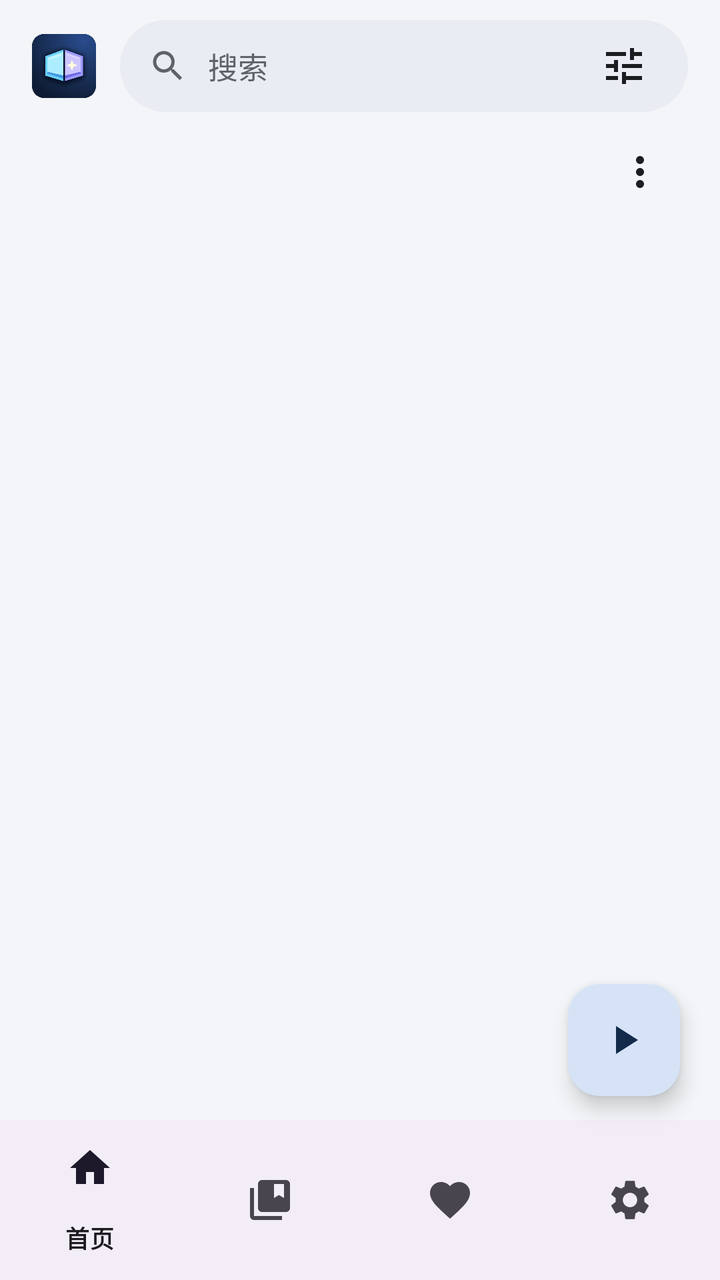
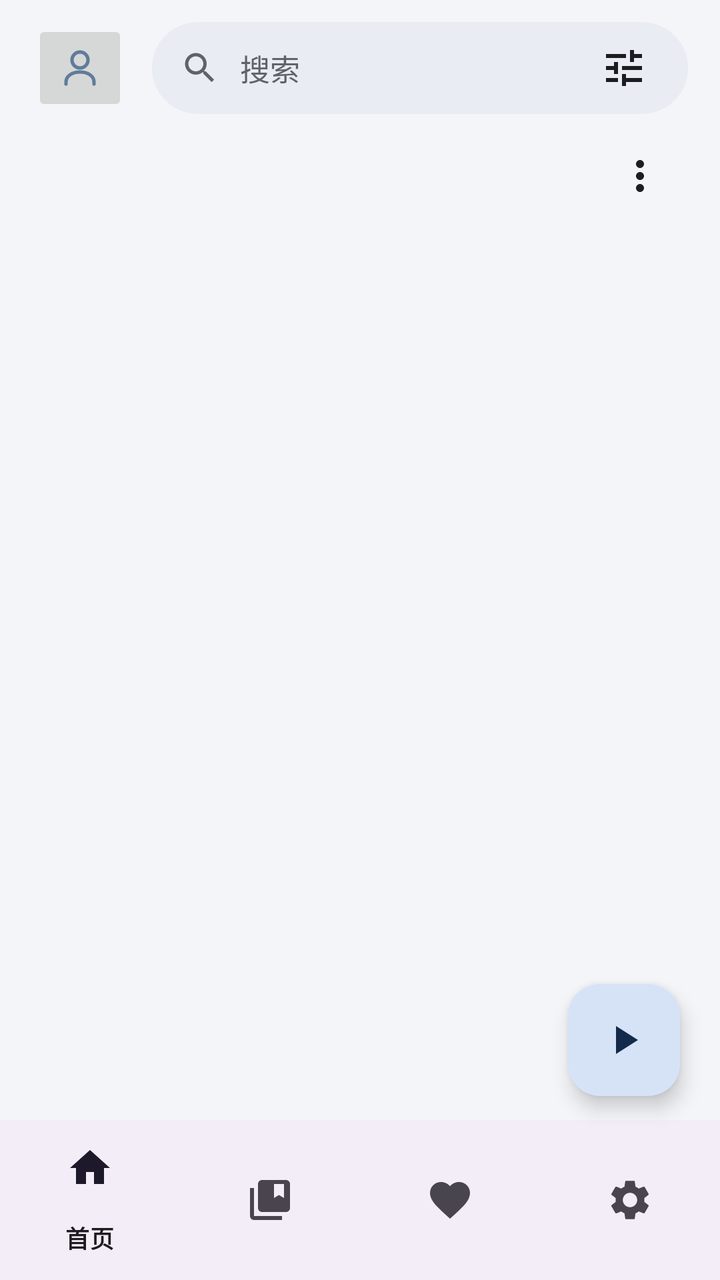

Two renders of the same Android screen: before a commit and after it. Below are the layout's source before the change and the commit's diff.
<!-- AndroidManifest.xml: application theme Theme.ArkReader -->
<!-- res/layout/activity_main.xml -->
<?xml version="1.0" encoding="utf-8"?>
<androidx.coordinatorlayout.widget.CoordinatorLayout xmlns:android="http://schemas.android.com/apk/res/android"
    xmlns:app="http://schemas.android.com/apk/res-auto"
    android:layout_width="match_parent"
    android:layout_height="match_parent"
    android:background="@color/surface_bg"
    android:fitsSystemWindows="true">

    <ImageView
        android:id="@+id/libraryWallpaper"
        android:layout_width="match_parent"
        android:layout_height="match_parent"
        android:importantForAccessibility="no"
        android:scaleType="centerCrop" />

    <LinearLayout
        android:layout_width="match_parent"
        android:layout_height="match_parent"
        android:orientation="vertical">

        <FrameLayout
            android:layout_width="match_parent"
            android:layout_height="0dp"
            android:layout_weight="1">

            <LinearLayout
                android:id="@+id/panelComics"
                android:layout_width="match_parent"
                android:layout_height="match_parent"
                android:orientation="vertical">

                
                <LinearLayout
                    android:layout_width="match_parent"
                    android:layout_height="wrap_content"
                    android:gravity="center_vertical"
                    android:orientation="horizontal"
                    android:paddingHorizontal="16dp"
                    android:paddingTop="10dp"
                    android:paddingBottom="6dp">

                    <ImageView
                        android:layout_width="32dp"
                        android:layout_height="32dp"
                        android:layout_marginEnd="12dp"
                        android:contentDescription="@string/app_name"
                        android:src="@drawable/ic_koma_logo" />

                    <LinearLayout
                        android:layout_width="0dp"
                        android:layout_height="46dp"
                        android:layout_weight="1"
                        android:background="@drawable/bg_search_pill"
                        android:gravity="center_vertical"
                        android:orientation="horizontal"
                        android:paddingHorizontal="14dp">

                        <ImageView
                            android:layout_width="20dp"
                            android:layout_height="20dp"
                            android:src="@drawable/ic_search"
                            app:tint="@color/text_secondary" />

                        <EditText
                            android:id="@+id/etSearch"
                            android:layout_width="0dp"
                            android:layout_height="match_parent"
                            android:layout_marginHorizontal="10dp"
                            android:layout_weight="1"
                            android:background="@null"
                            android:hint="@string/search_hint"
                            android:imeOptions="actionSearch"
                            android:inputType="text"
                            android:maxLines="1"
                            android:textColor="@color/text_primary"
                            android:textColorHint="@color/text_secondary"
                            android:textSize="15sp" />

                        <ImageButton
                            android:id="@+id/btnFilterSort"
                            android:layout_width="36dp"
                            android:layout_height="36dp"
                            android:background="?attr/selectableItemBackgroundBorderless"
                            android:contentDescription="排序与显示"
                            android:src="@drawable/ic_tune"
                            app:tint="@color/text_primary" />
                    </LinearLayout>
                </LinearLayout>

                <LinearLayout
                    android:layout_width="match_parent"
                    android:layout_height="wrap_content"
                    android:gravity="center_vertical"
                    android:orientation="horizontal"
                    android:paddingHorizontal="16dp">
                    <HorizontalScrollView
                        android:id="@+id/chipScroll"
                        android:layout_width="0dp"
                        android:layout_weight="1"
                        android:layout_height="wrap_content"
                        android:scrollbars="none">

                        <com.google.android.material.chip.ChipGroup
                            android:id="@+id/chipGroupHome"
                            android:layout_width="wrap_content"
                            android:layout_height="wrap_content"
                            android:paddingEnd="8dp"
                            app:selectionRequired="true"
                            app:singleLine="true"
                            app:singleSelection="true" />
                    </HorizontalScrollView>

                    <TextView
                        android:id="@+id/tvSectionTitle"
                        android:layout_width="0dp"
                        android:layout_height="wrap_content"
                        android:layout_weight="1"
                        android:ellipsize="end"
                        android:maxLines="1"
                        android:textAppearance="?attr/textAppearanceTitleLarge"
                        android:textColor="@color/text_primary"
                        android:visibility="gone" />

                    <ImageButton
                        android:id="@+id/btnMore"
                        android:layout_width="48dp"
                        android:layout_height="48dp"
                        android:background="?attr/selectableItemBackgroundBorderless"
                        android:contentDescription="更多操作"
                        android:src="@drawable/ic_more_vert"
                        app:tint="@color/text_primary" />
                </LinearLayout>

                <include
                    android:id="@+id/browseControls"
                    layout="@layout/panel_source_browse" />

                <FrameLayout
                    android:layout_width="match_parent"
                    android:layout_height="0dp"
                    android:layout_weight="1">

                    <androidx.recyclerview.widget.RecyclerView
                        android:id="@+id/rvComics"
                        android:layout_width="match_parent"
                        android:layout_height="match_parent"
                        android:clipToPadding="false"
                        android:paddingHorizontal="12dp"
                        android:paddingBottom="88dp" />

                    <LinearLayout
                        android:layout_width="match_parent"
                        android:layout_height="wrap_content"
                        android:layout_gravity="center"
                        android:gravity="center"
                        android:orientation="vertical"
                        android:paddingHorizontal="24dp">

                        <TextView
                            android:id="@+id/tvEmpty"
                            android:layout_width="wrap_content"
                            android:layout_height="wrap_content"
                            android:gravity="center"
                            android:lineSpacingExtra="6dp"
                            android:accessibilityLiveRegion="polite"
                            android:text="@string/empty_comics_tip"
                            android:textColor="@color/text_secondary"
                            android:textSize="15sp"
                            android:visibility="gone" />

                        <com.google.android.material.button.MaterialButton
                            android:id="@+id/btnOnlineRetry"
                            style="@style/Widget.Material3.Button.OutlinedButton"
                            android:layout_width="wrap_content"
                            android:layout_height="wrap_content"
                            android:layout_marginTop="12dp"
                            android:minHeight="48dp"
                            android:text="重试"
                            android:visibility="gone" />
                    </LinearLayout>
                </FrameLayout>
            </LinearLayout>

            <include
                android:id="@+id/panelWarehouse"
                layout="@layout/panel_main_warehouse"
                android:layout_width="match_parent"
                android:layout_height="match_parent"
                android:visibility="gone" />

            <include
                android:id="@+id/panelSettings"
                layout="@layout/panel_main_settings"
                android:layout_width="match_parent"
                android:layout_height="match_parent"
                android:visibility="gone" />
        </FrameLayout>

        <com.google.android.material.bottomnavigation.BottomNavigationView
            android:id="@+id/bottomNav"
            android:layout_width="match_parent"
            android:layout_height="wrap_content"
            app:menu="@menu/nav_main" />
    </LinearLayout>

    <com.google.android.material.floatingactionbutton.FloatingActionButton
        android:id="@+id/fabContinue"
        android:layout_width="wrap_content"
        android:layout_height="wrap_content"
        android:layout_gravity="bottom|end"
        android:layout_marginEnd="20dp"
        android:layout_marginBottom="92dp"
        android:contentDescription="@string/continue_reading"
        app:srcCompat="@drawable/ic_play" />

</androidx.coordinatorlayout.widget.CoordinatorLayout>
<!-- res/layout/panel_source_browse.xml (included above) -->
<?xml version="1.0" encoding="utf-8"?>
<HorizontalScrollView xmlns:android="http://schemas.android.com/apk/res/android"
    android:layout_width="match_parent"
    android:layout_height="wrap_content"
    android:clipToPadding="false"
    android:paddingHorizontal="12dp"
    android:scrollbars="none"
    android:visibility="gone">

    <LinearLayout
        android:id="@+id/browseActions"
        android:layout_width="wrap_content"
        android:layout_height="wrap_content"
        android:orientation="horizontal">


        <LinearLayout
            android:id="@+id/channelTabs"
            android:layout_width="wrap_content"
            android:layout_height="wrap_content"
            android:orientation="horizontal" />

        <com.google.android.material.button.MaterialButton
            android:id="@+id/btnCategories"
            style="@style/Widget.Material3.Button.TextButton"
            android:layout_width="wrap_content"
            android:layout_height="wrap_content"
            android:minHeight="48dp"
            android:text="分类" />

        <com.google.android.material.button.MaterialButton
            android:id="@+id/btnSourceFilters"
            style="@style/Widget.Material3.Button.TextButton"
            android:layout_width="wrap_content"
            android:layout_height="wrap_content"
            android:minHeight="48dp"
            android:text="筛选" />



    </LinearLayout>
</HorizontalScrollView>
<!-- res/layout/panel_main_warehouse.xml (included above) -->
<?xml version="1.0" encoding="utf-8"?>
<LinearLayout xmlns:android="http://schemas.android.com/apk/res/android"
    xmlns:app="http://schemas.android.com/apk/res-auto"
    android:layout_width="match_parent"
    android:layout_height="match_parent"
    android:orientation="vertical"
    android:visibility="gone">

    <LinearLayout
        android:layout_width="match_parent"
        android:layout_height="wrap_content"
        android:gravity="center_vertical"
        android:orientation="horizontal"
        android:paddingHorizontal="20dp"
        android:paddingTop="14dp"
        android:paddingBottom="8dp">

        <TextView
            android:layout_width="0dp"
            android:layout_height="wrap_content"
            android:layout_weight="1"
            android:text="@string/nav_warehouse"
            android:textColor="@color/text_primary"
            android:textSize="22sp"
            android:textStyle="bold" />

        <com.google.android.material.button.MaterialButton
            android:id="@+id/btnWhRescanAll"
            style="@style/Widget.Material3.Button.TextButton"
            android:layout_width="wrap_content"
            android:layout_height="wrap_content"
            android:text="全部扫描"
            app:icon="@drawable/ic_refresh" />
    </LinearLayout>

    <LinearLayout
        android:layout_width="match_parent"
        android:layout_height="wrap_content"
        android:orientation="horizontal"
        android:paddingHorizontal="16dp"
        android:paddingVertical="6dp">

        <com.google.android.material.button.MaterialButton
            android:id="@+id/btnWhAddLocal"
            android:layout_width="0dp"
            android:layout_height="wrap_content"
            android:layout_weight="1"
            android:text="添加本地仓库" />

        <com.google.android.material.button.MaterialButton
            android:id="@+id/btnWhAddWebDav"
            style="@style/Widget.Material3.Button.TonalButton"
            android:layout_width="0dp"
            android:layout_height="wrap_content"
            android:layout_marginStart="8dp"
            android:layout_weight="1"
            android:text="WebDAV" />

        <com.google.android.material.button.MaterialButton
            android:id="@+id/btnWhManageSources"
            style="@style/Widget.Material3.Button.TonalButton"
            android:layout_width="0dp"
            android:layout_height="wrap_content"
            android:layout_marginStart="8dp"
            android:layout_weight="1"
            android:text="在线漫画源" />
    </LinearLayout>

    <FrameLayout
        android:layout_width="match_parent"
        android:layout_height="0dp"
        android:layout_weight="1">

        <androidx.recyclerview.widget.RecyclerView
            android:id="@+id/rvMainWarehouses"
            android:layout_width="match_parent"
            android:layout_height="match_parent"
            android:clipToPadding="false"
            android:paddingHorizontal="12dp"
            android:paddingBottom="24dp" />

        <TextView
            android:id="@+id/tvWarehouseEmpty"
            android:layout_width="wrap_content"
            android:layout_height="wrap_content"
            android:layout_gravity="center"
            android:gravity="center"
            android:lineSpacingExtra="6dp"
            android:padding="24dp"
            android:text="暂无本地或 WebDAV 仓库\n点击上方「添加本地仓库」或「在线漫画源」开始使用"
            android:textColor="@color/text_secondary"
            android:textSize="15sp"
            android:visibility="gone" />
    </FrameLayout>
</LinearLayout>
<!-- res/layout/panel_main_settings.xml (included above) -->
<?xml version="1.0" encoding="utf-8"?>
<LinearLayout xmlns:android="http://schemas.android.com/apk/res/android"
    android:layout_width="match_parent"
    android:layout_height="match_parent"
    android:orientation="vertical"
    android:visibility="gone">

    <TextView
        android:layout_width="match_parent"
        android:layout_height="wrap_content"
        android:paddingHorizontal="20dp"
        android:paddingTop="14dp"
        android:paddingBottom="8dp"
        android:text="@string/nav_settings"
        android:textColor="@color/text_primary"
        android:textSize="22sp"
        android:textStyle="bold" />

    <ScrollView
        android:layout_width="match_parent"
        android:layout_height="0dp"
        android:layout_weight="1">

        <LinearLayout
            android:id="@+id/mainSettingsContainer"
            android:layout_width="match_parent"
            android:layout_height="wrap_content"
            android:orientation="vertical"
            android:paddingHorizontal="16dp"
            android:paddingTop="4dp"
            android:paddingBottom="28dp" />
    </ScrollView>
</LinearLayout>
<!-- resources referenced by this layout -->
<resources>
  <color name="surface_bg">#F4F5F8</color>
  <color name="text_primary">#1B1D21</color>
  <color name="text_secondary">#5F6368</color>
  <!-- drawable bg_search_pill (drawable) -->
  <?xml version="1.0" encoding="utf-8"?>
  <shape xmlns:android="http://schemas.android.com/apk/res/android"
      android:shape="rectangle">
      <solid android:color="@color/surface_pill" />
      <corners android:radius="24dp" />
  </shape>
  <!-- drawable ic_koma_logo: png bitmap (drawable-nodpi, 44455 bytes) -->
  <!-- drawable ic_more_vert (drawable) -->
  <vector xmlns:android="http://schemas.android.com/apk/res/android"
      android:width="24dp"
      android:height="24dp"
      android:viewportWidth="24"
      android:viewportHeight="24">
      <path
          android:fillColor="#FF000000"
          android:pathData="M12,8c1.1,0 2,-0.9 2,-2s-0.9,-2 -2,-2 -2,0.9 -2,2 0.9,2 2,2zM12,10c-1.1,0 -2,0.9 -2,2s0.9,2 2,2 2,-0.9 2,-2 -0.9,-2 -2,-2zM12,16c-1.1,0 -2,0.9 -2,2s0.9,2 2,2 2,-0.9 2,-2 -0.9,-2 -2,-2z" />
  </vector>
  <!-- drawable ic_play (drawable) -->
  <vector xmlns:android="http://schemas.android.com/apk/res/android"
      android:width="24dp"
      android:height="24dp"
      android:viewportWidth="24"
      android:viewportHeight="24">
      <path
          android:fillColor="#FF000000"
          android:pathData="M8,5v14l11,-7z" />
  </vector>
  <!-- drawable ic_refresh (drawable) -->
  <vector xmlns:android="http://schemas.android.com/apk/res/android"
      android:width="24dp"
      android:height="24dp"
      android:viewportWidth="24"
      android:viewportHeight="24">
      <path
          android:fillColor="#FF000000"
          android:pathData="M17.65,6.35C16.2,4.9 14.21,4 12,4c-4.42,0 -7.99,3.58 -7.99,8s3.57,8 7.99,8c3.73,0 6.84,-2.55 7.73,-6h-2.08c-0.82,2.33 -3.04,4 -5.65,4 -3.31,0 -6,-2.69 -6,-6s2.69,-6 6,-6c1.66,0 3.14,0.69 4.22,1.78L13,11h7V4l-2.35,2.35z" />
  </vector>
  <!-- drawable ic_tune (drawable) -->
  <vector xmlns:android="http://schemas.android.com/apk/res/android"
      android:width="24dp"
      android:height="24dp"
      android:viewportWidth="24"
      android:viewportHeight="24">
      <path
          android:fillColor="#FF000000"
          android:pathData="M3,17v2h6v-2H3zM3,5v2h10V5H3zM13,21v-2h8v-2h-8v-2h-2v6h2zM7,9v2H3v2h4v2h2V9H7zM21,13v-2H11v2h10zM15,9h2V7h4V5h-4V3h-2v6z" />
  </vector>
  <string name="app_name">页光 Koma</string>
  <string name="continue_reading">继续阅读</string>
  <string name="empty_comics_tip">暂无漫画\n点击右上角或前往「仓库」添加本地/WebDAV目录</string>
  <string name="nav_settings">设置</string>
  <string name="nav_warehouse">仓库</string>
  <string name="search_hint">搜索</string>
  <style name="Theme.ArkReader" parent="Theme.Material3.DayNight.NoActionBar">
          <item name="colorPrimary">#4A6FA5</item>
          <item name="colorPrimaryContainer">#D6E3F7</item>
          <item name="colorOnPrimaryContainer">#132A4A</item>
          <item name="android:windowBackground">@color/surface_bg</item>
          <item name="android:statusBarColor">@android:color/transparent</item>
          <item name="android:navigationBarColor">@android:color/transparent</item>
          <item name="android:windowLightStatusBar">true</item>
      </style>
  <color name="surface_pill">#E9ECF2</color>
  <!-- unchanged entries left out for length: 1 -->
</resources>

<!-- the commit's change to res/layout/activity_main.xml (unified diff, before → after) -->
@@ -39,12 +39,13 @@
                     android:paddingTop="10dp"
                     android:paddingBottom="6dp">
 
-                    <ImageView
-                        android:layout_width="32dp"
-                        android:layout_height="32dp"
+                    <ImageButton
+                        android:id="@+id/profileButton"
+                        android:layout_width="48dp"
+                        android:layout_height="48dp"
                         android:layout_marginEnd="12dp"
-                        android:contentDescription="@string/app_name"
-                        android:src="@drawable/ic_koma_logo" />
+                        android:contentDescription="打开个人页"
+                        android:src="@drawable/ic_profile" />
 
                     <LinearLayout
                         android:layout_width="0dp"
<!-- resource entries referenced after the edit -->
@@ -10,7 +10,6 @@
       <solid android:color="@color/surface_pill" />
       <corners android:radius="24dp" />
   </shape>
-  <!-- drawable ic_koma_logo: png bitmap (drawable-nodpi, 44455 bytes) -->
   <!-- drawable ic_more_vert (drawable) -->
   <vector xmlns:android="http://schemas.android.com/apk/res/android"
       android:width="24dp"
@@ -30,6 +29,13 @@
       <path
           android:fillColor="#FF000000"
           android:pathData="M8,5v14l11,-7z" />
+  </vector>
+  <!-- drawable ic_profile (drawable) -->
+  <vector xmlns:android="http://schemas.android.com/apk/res/android"
+      android:width="24dp" android:height="24dp" android:viewportWidth="24" android:viewportHeight="24">
+      <path android:fillColor="@android:color/transparent" android:strokeColor="#617B9A"
+          android:strokeWidth="1.7" android:strokeLineCap="round"
+          android:pathData="M16,8a4,4 0,1 1,-8 0a4,4 0,0 1,8 0M5,20v-1c0,-3 3.1,-5 7,-5s7,2 7,5v1" />
   </vector>
   <!-- drawable ic_refresh (drawable) -->
   <vector xmlns:android="http://schemas.android.com/apk/res/android"
@@ -51,7 +57,6 @@
           android:fillColor="#FF000000"
           android:pathData="M3,17v2h6v-2H3zM3,5v2h10V5H3zM13,21v-2h8v-2h-8v-2h-2v6h2zM7,9v2H3v2h4v2h2V9H7zM21,13v-2H11v2h10zM15,9h2V7h4V5h-4V3h-2v6z" />
   </vector>
-  <string name="app_name">页光 Koma</string>
   <string name="continue_reading">继续阅读</string>
   <string name="empty_comics_tip">暂无漫画\n点击右上角或前往「仓库」添加本地/WebDAV目录</string>
   <string name="nav_settings">设置</string>
